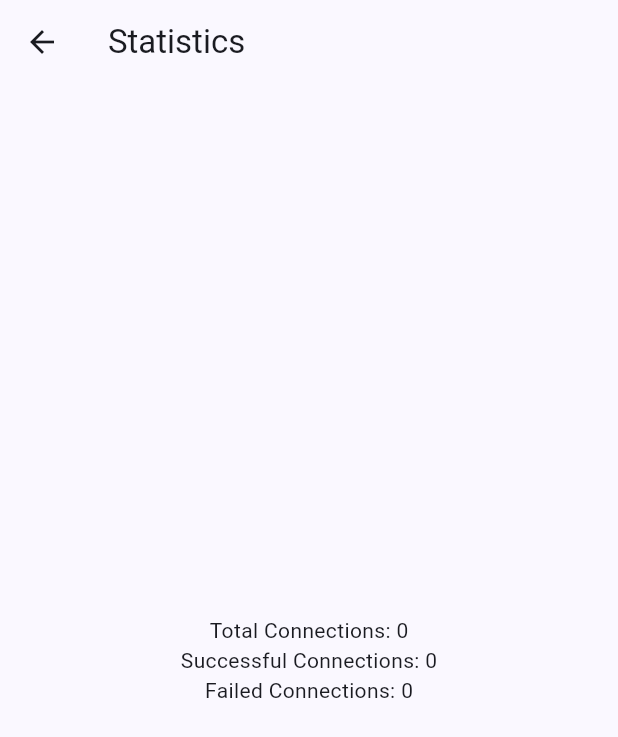
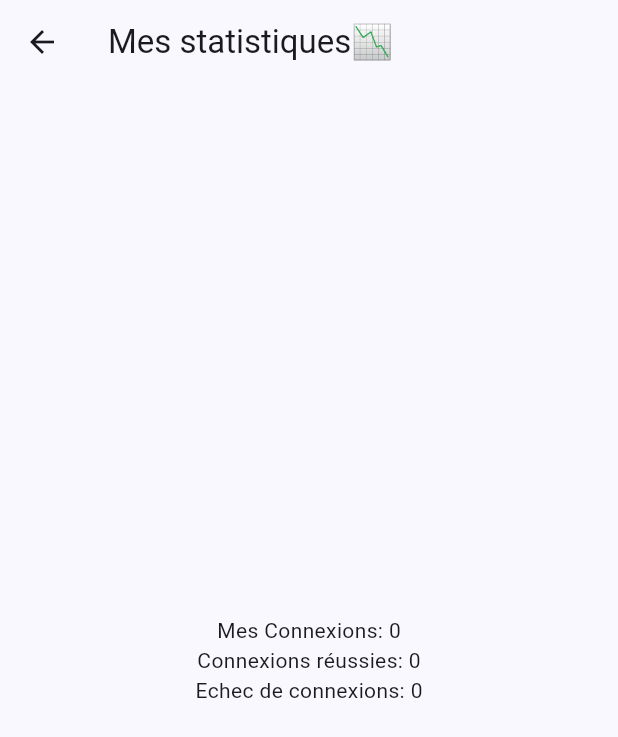
Before and after one commit to NadiaKlos/Flutter_Hear_me, a Flutter app: the StatisticsPage screen opened directly with empty values, on a phone screen of 412 x 824 dp. Shown: the top 737 px of the screen. Run offline on Flutter 3.47's test engine with Material 3 defaults, Android fonts, the phone set to English and light mode, and no system bars; our stand-ins replace cloud_firestore, firebase_auth, firebase_core, flutter_blue, google_sign_in, speech_to_text; accounts and stored records are empty.

Commit message:
staitics.dart

```diff
--- a/lib/pages/statistics.dart
+++ b/lib/pages/statistics.dart
@@ -15,16 +15,16 @@ class StatisticsPage extends StatelessWidget {
   Widget build(BuildContext context) {
     return Scaffold(
       appBar: AppBar(
-        title: Text('Statistics'),
+        title: Text('Mes statistiques📉'),
       ),
       body: Center(
         child: Column(
           mainAxisAlignment: MainAxisAlignment.center,
           crossAxisAlignment: CrossAxisAlignment.center,
           children: [
-            Text('Total Connections: $totalConnections'),
-            Text('Successful Connections: $successfulConnections'),
-            Text('Failed Connections: $failedConnections'),
+            Text('Mes Connexions: $totalConnections'),
+            Text('Connexions réussies: $successfulConnections'),
+            Text('Echec de connexions: $failedConnections'),
           ],
         ),
       ),
--- a/pubspec.yaml
+++ b/pubspec.yaml
@@ -16,7 +16,6 @@ dependencies:
   firebase_auth: ^4.4.0
   flutter_blue: 0.8.0
   cloud_firestore: ^4.15.4
-
   cupertino_icons: ^1.0.2
 
 dev_dependencies:
```
Also changed, not shown: lib/pages/menu_deroulant.dart (+7 -7 lines).
